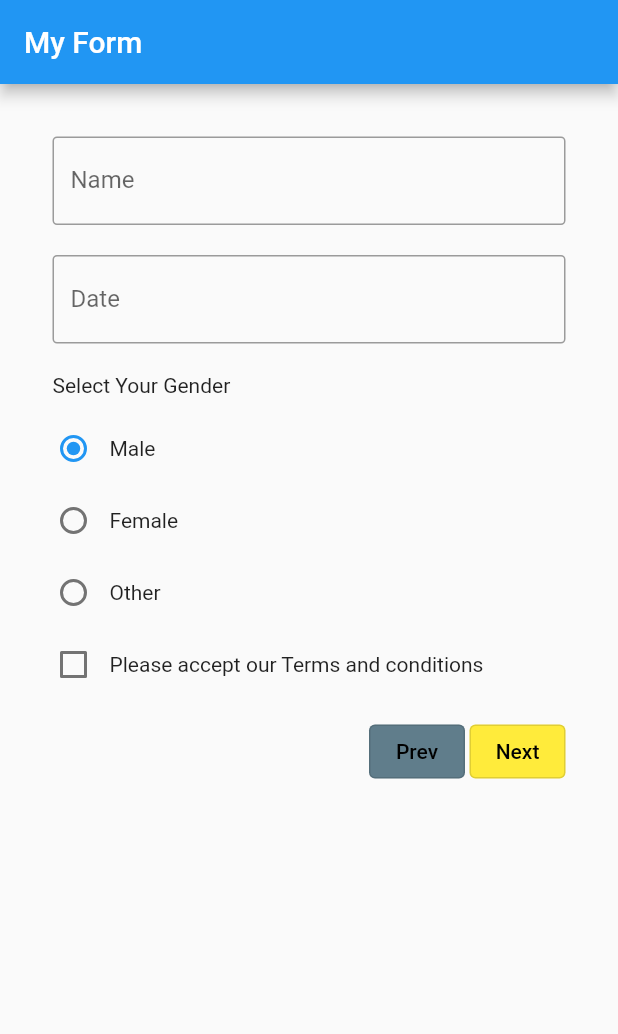
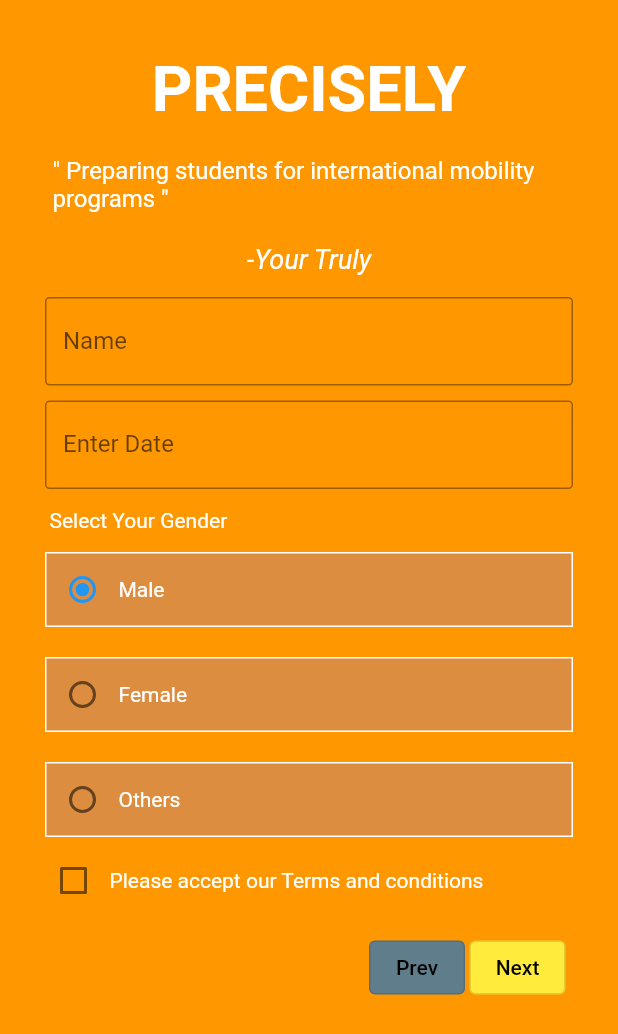
Before and after one commit to AMANSAINI7144/precisely_fly_abroad, a Flutter app: the screen it shows after launch, on a phone screen of 412 x 824 dp. Shown: the top 1034 px of the screen. Run offline on Flutter 3.47's test engine with Material 2 defaults, Android fonts, the phone set to English and light mode, and no system bars.

Commit message:
coloring added to checkbox , radio , background and text added

```diff
--- a/lib/main.dart
+++ b/lib/main.dart
@@ -1,6 +1,7 @@
 import 'package:flutter/material.dart';
+import 'package:intl/intl.dart';
 
-void main(){
+void main() {
   runApp(
     const MaterialApp(
       debugShowCheckedModeBanner: false,
@@ -9,7 +10,7 @@ void main(){
   );
 }
 
-class MyForm extends StatefulWidget{
+class MyForm extends StatefulWidget {
   const MyForm({Key? key}) : super(key: key);
 
   @override
@@ -18,129 +19,192 @@ class MyForm extends StatefulWidget{
   }
 }
 
-class MyFormState extends State<MyForm>{
-
+class MyFormState extends State<MyForm> {
   final _myFormkey = GlobalKey<FormState>();
-  late DateTime _dateTime = DateTime.now();
   int _value = 1;
   bool _checkBoxValue = false;
 
   @override
   Widget build(BuildContext context) {
     return Scaffold(
-      appBar : AppBar(
-        title : const Text("My Form"),
+      backgroundColor: Colors.orange,
+      body:SingleChildScrollView(
+        child: Container(
+          padding: const EdgeInsets.symmetric(vertical: 25.0, horizontal: 25.0),
+          color: Colors.orange,
+          child: Column(
+            children: <Widget>[
+              const Padding(
+                padding: EdgeInsets.all(10.0),
+                child: Text(
+                  'PRECISELY',
+                  style: TextStyle(
+                    fontSize: 42,
+                    fontWeight: FontWeight.bold,
+                    color: Colors.white,
                   ),
-      body: SingleChildScrollView(
-        child: Container(
-          padding: const EdgeInsets.symmetric(vertical: 25.0,horizontal: 25.0),
-          child: Form(
+                ),
+              ),
+              const Padding(
+                padding: EdgeInsets.all(10.0),
+                child: Text(
+                  '" Preparing students for international mobility programs "',
+                  style: TextStyle(
+                    fontSize: 16,
+                    color: Colors.white,
+                  ),
+                ),
+              ),
+              const Padding(
+                padding: EdgeInsets.all(10.0),
+                child: Text(
+                  '-Your Truly',
+                  style: TextStyle(
+                    fontSize: 18,
+                    fontStyle: FontStyle.italic,
+                    color: Colors.white,
+                  ),
+                ),
+              ),
+              Form(
                 key: _myFormkey,
                 child: Column(
                   mainAxisAlignment: MainAxisAlignment.start,
                   children: <Widget>[
                     Padding(
-                  padding: const EdgeInsets.all(10.0),
+                      padding: const EdgeInsets.all(5.0),
                       child: TextFormField(
                         decoration: InputDecoration(
                           labelText: "Name",
                           hintText: "Enter Your name",
                           border: OutlineInputBorder(
+                            borderSide: const BorderSide(
+                              color: Colors.white,
+                              width: 5,
+                            ),
                             borderRadius: BorderRadius.circular(3.0),
+
                           ),
                         ),
-                    validator: (msg){
-                      if(msg!.isEmpty){
+                        validator: (msg) {
+                          if (msg!.isEmpty) {
                             return "Required";
                           }
                         },
                       ),
                     ),
-                Padding(
-                  padding: const EdgeInsets.all(10.0),
-                  child: TextFormField(
-                    onSaved: (val) {
-                      _dateTime = DateTime.now();
-                    },
-                    keyboardType: TextInputType.datetime,
-                    decoration: InputDecoration(
-                      labelText: "Date",
-                      hintText: "Enter Your DOB",
-                      border: OutlineInputBorder(
-                        borderRadius: BorderRadius.circular(3.0),
+                    Container(
+                      padding: const EdgeInsets.all(5),
+                      child: const DOB(),
                     ),
-                    ),
-                    validator: (value) {
-                      if (value!.isEmpty) {
-                        return "Please enter your Date Of Birth";
-                      }
-                      return null;
-                    },
-                  ),
-                ),
-                /*
-                      showDatePicker(
-                          context: context,
-                          initialDate: _dateTime == null ? DateTime.now() : _dateTime,
-                          firstDate: DateTime(2001),
-                          lastDate: DateTime(2021)
-                      ).then((date) {
-                        setState(() {
-                          _dateTime = date;
-                        });
-                      });
-                */
                     Column(
                       mainAxisAlignment: MainAxisAlignment.start,
                       crossAxisAlignment: CrossAxisAlignment.start,
                       children: <Widget>[
                         const Padding(
-                      padding: EdgeInsets.all(10.0),
+                          padding: EdgeInsets.all(8.0),
                           child: Text(
                             'Select Your Gender',
+                            style: TextStyle(
+                              color: Colors.white,
                             ),
                           ),
-                    Row(
+                        ),
+                        Padding(
+                          padding: const EdgeInsets.all(5.0),
+                          child: Container(
+                            decoration: BoxDecoration(
+                              color: const Color(0xABCC885F),
+                              border: Border.all(
+                                color: Colors.white,
+                              ),
+                            ),
+                            child: Row(
                               children: <Widget>[
                                 Radio(
                                   value: 1,
                                   groupValue: _value,
-                          onChanged: (value){
+                                  onChanged: (value) {
                                     setState(() {
                                       _value = value as int;
                                     });
                                   },
                                 ),
-                        const Text("Male"),
+                                const Text(
+                                  "Male",
+                                  style: TextStyle(
+                                    color: Colors.white,
+                                  ),
+                                ),
                               ],
                             ),
-                    Row(
+                          ),
+                        ),
+                        const SizedBox(
+                          height:10,
+                        ),
+                        Padding(
+                          padding: const EdgeInsets.all(5.0),
+                          child: Container(
+                            decoration: BoxDecoration(
+                              color: const Color(0xABCC885F),
+                              border: Border.all(
+                                color: Colors.white,
+                              ),
+                            ),
+                            child: Row(
                               children: <Widget>[
                                 Radio(
                                   value: 2,
                                   groupValue: _value,
-                          onChanged: (value){
+                                  onChanged: (value) {
                                     setState(() {
                                       _value = value as int;
                                     });
                                   },
                                 ),
-                        const Text("Female"),
+                                const Text(
+                                  "Female",
+                                  style: TextStyle(
+                                    color: Colors.white,
+                                  ),
+                                ),
                               ],
                             ),
-                    Row(
+                          ),
+                        ),
+                        const SizedBox(
+                          height:10,
+                        ),
+                        Padding(
+                          padding: const EdgeInsets.all(5.0),
+                          child: Container(
+                            decoration: BoxDecoration(
+                              color: const Color(0xABCC885F),
+                              border: Border.all(
+                                color: Colors.white,
+                              ),
+                            ),
+                            child: Row(
                               children: <Widget>[
                                 Radio(
                                   value: 3,
                                   groupValue: _value,
-                          onChanged: (value){
+                                  onChanged: (value) {
                                     setState(() {
                                       _value = value as int;
                                     });
                                   },
                                 ),
-                        const Text("Other"),
+                                const Text(
+                                  "Others",
+                                  style: TextStyle(
+                                    color: Colors.white,
+                                  ),
+                                ),
                               ],
+                            ),
+                          ),
                         ),
                       ],
                     ),
@@ -148,6 +212,8 @@ class MyFormState extends State<MyForm>{
                       children: [
                         Checkbox(
                           value: _checkBoxValue,
+                          activeColor: Colors.white,
+                          checkColor: Colors.black,
                           onChanged: (bool? value) {
                             setState(() {
                               _checkBoxValue = value as bool;
@@ -155,7 +221,10 @@ class MyFormState extends State<MyForm>{
                           },
                         ),
                         const Text(
-                        "Please accept our Terms and conditions"
+                          "Please accept our Terms and conditions",
+                          style: TextStyle(
+                            color: Colors.white,
+                          ),
                         ),
                       ],
                     ),
@@ -207,8 +276,58 @@ class MyFormState extends State<MyForm>{
                   ],
                 ),
               ),
+            ],
+          ),
         ),
       ),
     );
   }
 }
+
+class DOB extends StatefulWidget {
+  const DOB({Key? key}) : super(key: key);
+
+  @override
+  State<StatefulWidget> createState() {
+    return _DOB();
+  }
+}
+
+class _DOB extends State<DOB> {
+  TextEditingController dateinput = TextEditingController();
+
+  @override
+  void initState() {
+    dateinput.text = "";
+    super.initState();
+  }
+
+  @override
+  Widget build(BuildContext context) {
+    return Center(
+        child: TextField(
+          controller: dateinput,
+          decoration: InputDecoration(
+              labelText: "Enter Date",
+              border: OutlineInputBorder(
+                borderSide: const BorderSide(
+                  color: Colors.white,
+                  width: 5,
+                ),
+                borderRadius: BorderRadius.circular(3.0),
+              )),
+          readOnly: true,
+          onTap: () async {
+            DateTime? pickedDate = await showDatePicker(
+                context: context,
+                initialDate: DateTime.now(),
+                firstDate: DateTime(2000),
+                lastDate: DateTime(2101));
+            String formattedDate = DateFormat('yyyy-MM-dd').format(pickedDate!);
+            setState(() {
+              dateinput.text = formattedDate; //set output date to TextField value.
+            });
+          },
+        ));
+  }
+}
--- a/pubspec.yaml
+++ b/pubspec.yaml
@@ -29,7 +29,7 @@ environment:
 dependencies:
   flutter:
     sdk: flutter
-
+  intl: ^0.17.0
 
   # The following adds the Cupertino Icons font to your application.
   # Use with the CupertinoIcons class for iOS style icons.
```
Also changed, not shown: pubspec.lock. Lines whose indentation alone changed are shown as unchanged.
